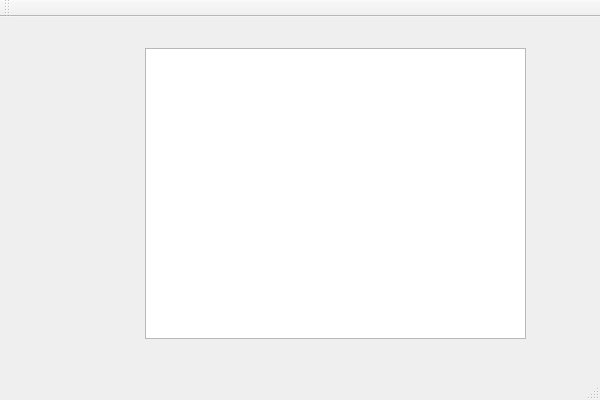
Old version of the form Scarabaeus/mainwindow.ui in the repository wtrsltnk/kenai-uu3dmod3.
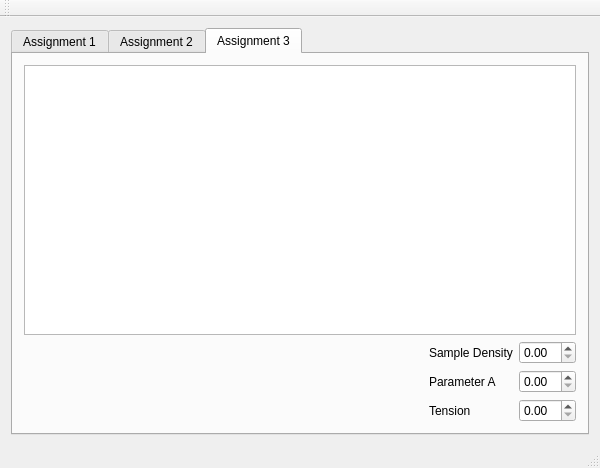
New version of the form.

Commit message: Gui voor drie assignments, allemaal in een eigen tab

What changed in the file:
```diff
--- a/Scarabaeus/mainwindow.ui
+++ b/Scarabaeus/mainwindow.ui
@@ -7,23 +7,167 @@
     <x>0</x>
     <y>0</y>
     <width>600</width>
-    <height>400</height>
+    <height>468</height>
    </rect>
   </property>
   <property name="windowTitle">
    <string>Scarabaeus</string>
   </property>
   <widget class="QWidget" name="centralWidget">
-   <widget class="QGraphicsView" name="graphicsView">
-    <property name="geometry">
-     <rect>
-      <x>145</x>
-      <y>31</y>
-      <width>381</width>
-      <height>291</height>
-     </rect>
-    </property>
-   </widget>
+   <layout class="QGridLayout" name="gridLayout">
+    <item row="0" column="0">
+     <widget class="QTabWidget" name="tabWidget">
+      <property name="currentIndex">
+       <number>2</number>
+      </property>
+      <widget class="QWidget" name="tab">
+       <attribute name="title">
+        <string>Assignment 1</string>
+       </attribute>
+       <layout class="QGridLayout" name="gridLayout_2">
+        <item row="0" column="0" colspan="3">
+         <widget class="QGraphicsView" name="gvScarabaeus_1"/>
+        </item>
+        <item row="1" column="0">
+         <spacer name="horizontalSpacer">
+          <property name="orientation">
+           <enum>Qt::Horizontal</enum>
+          </property>
+          <property name="sizeHint" stdset="0">
+           <size>
+            <width>401</width>
+            <height>20</height>
+           </size>
+          </property>
+         </spacer>
+        </item>
+        <item row="1" column="1">
+         <widget class="QLabel" name="lblA_1">
+          <property name="text">
+           <string>Parameter A</string>
+          </property>
+         </widget>
+        </item>
+        <item row="1" column="2">
+         <widget class="QDoubleSpinBox" name="dsbA_1"/>
+        </item>
+       </layout>
+      </widget>
+      <widget class="QWidget" name="tab_3">
+       <attribute name="title">
+        <string>Assignment 2</string>
+       </attribute>
+       <layout class="QGridLayout" name="gridLayout_3">
+        <item row="0" column="0" colspan="3">
+         <widget class="QGraphicsView" name="gvCardinal_2"/>
+        </item>
+        <item row="1" column="0">
+         <spacer name="horizontalSpacer_2">
+          <property name="orientation">
+           <enum>Qt::Horizontal</enum>
+          </property>
+          <property name="sizeHint" stdset="0">
+           <size>
+            <width>432</width>
+            <height>20</height>
+           </size>
+          </property>
+         </spacer>
+        </item>
+        <item row="1" column="1">
+         <widget class="QLabel" name="lblTension_2">
+          <property name="text">
+           <string>Tension</string>
+          </property>
+         </widget>
+        </item>
+        <item row="1" column="2">
+         <widget class="QDoubleSpinBox" name="dsbTension_2"/>
+        </item>
+       </layout>
+      </widget>
+      <widget class="QWidget" name="tab_2">
+       <attribute name="title">
+        <string>Assignment 3</string>
+       </attribute>
+       <layout class="QGridLayout" name="gridLayout_4">
+        <item row="0" column="0" colspan="3">
+         <widget class="QGraphicsView" name="gvCombi_3"/>
+        </item>
+        <item row="1" column="0">
+         <spacer name="horizontalSpacer_3">
+          <property name="orientation">
+           <enum>Qt::Horizontal</enum>
+          </property>
+          <property name="sizeHint" stdset="0">
+           <size>
+            <width>378</width>
+            <height>20</height>
+           </size>
+          </property>
+         </spacer>
+        </item>
+        <item row="1" column="1">
+         <widget class="QLabel" name="lblSampleDensity_3">
+          <property name="text">
+           <string>Sample Density</string>
+          </property>
+         </widget>
+        </item>
+        <item row="1" column="2">
+         <widget class="QDoubleSpinBox" name="dsbSampleDensity_3"/>
+        </item>
+        <item row="2" column="0">
+         <spacer name="horizontalSpacer_4">
+          <property name="orientation">
+           <enum>Qt::Horizontal</enum>
+          </property>
+          <property name="sizeHint" stdset="0">
+           <size>
+            <width>378</width>
+            <height>20</height>
+           </size>
+          </property>
+         </spacer>
+        </item>
+        <item row="2" column="1">
+         <widget class="QLabel" name="lblA_3">
+          <property name="text">
+           <string>Parameter A</string>
+          </property>
+         </widget>
+        </item>
+        <item row="2" column="2">
+         <widget class="QDoubleSpinBox" name="dsbA_3"/>
+        </item>
+        <item row="3" column="0">
+         <spacer name="horizontalSpacer_5">
+          <property name="orientation">
+           <enum>Qt::Horizontal</enum>
+          </property>
+          <property name="sizeHint" stdset="0">
+           <size>
+            <width>378</width>
+            <height>20</height>
+           </size>
+          </property>
+         </spacer>
+        </item>
+        <item row="3" column="1">
+         <widget class="QLabel" name="lblTension_3">
+          <property name="text">
+           <string>Tension</string>
+          </property>
+         </widget>
+        </item>
+        <item row="3" column="2">
+         <widget class="QDoubleSpinBox" name="dsbTension_3"/>
+        </item>
+       </layout>
+      </widget>
+     </widget>
+    </item>
+   </layout>
   </widget>
   <widget class="QMenuBar" name="menuBar">
    <property name="geometry">
```
Left out of the diff: 2 changed lines with no effect on the pictures. The commit also changes 4 other files.
